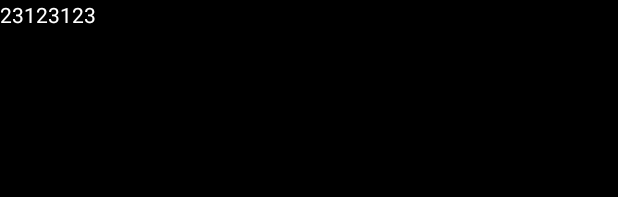
After one commit to badplayerz/MVVM_DataBind_Retrofit2_RxJava_Demo, an Android app: the layout activity_searchable.xml on its own in the app's theme, with its tools: preview values and no code run, on a phone screen of 412 x 824 dp. The commit adds this screen. Shown: the top 197 px of the screen. Run offline under Robolectric (Android 15) with nearby library versions, the phone set to English and light mode, and no system bars.

Commit message:
fix Rxbus

```diff
--- a/app/src/main/AndroidManifest.xml
+++ b/app/src/main/AndroidManifest.xml
@@ -14,7 +14,7 @@
         <activity
             android:name=".MainActivity"
             android:label="@string/app_name"
-            android:theme="@style/AppTheme.NoActionBar"></activity>
+            android:theme="@style/AppTheme.NoActionBar" />
         <activity
             android:name=".view.WechatSelectionActivity"
             android:label="@string/title_activity_station"
@@ -28,7 +28,9 @@
         <activity
             android:name=".view.WechatContentActivity"
             android:label="@string/title_activity_wechat_content"
-            android:theme="@style/AppTheme.NoActionBar"></activity>
+            android:theme="@style/AppTheme.NoActionBar">
+        </activity>
+
     </application>
 
 </manifest>
--- a/app/src/main/java/com/zlh/mvvp_databind_retrofit2_rxjava/RxBus/RxBus.java
+++ b/app/src/main/java/com/zlh/mvvp_databind_retrofit2_rxjava/RxBus/RxBus.java
@@ -17,6 +17,8 @@ public class RxBus {
     public RxBus(){
         subject = new SerializedSubject<>(PublishSubject.create());
     }
+
+    public Throwable e;
 
 
     /**
--- a/app/src/main/java/com/zlh/mvvp_databind_retrofit2_rxjava/viewmodel/WechatSelectionViewModel.java
+++ b/app/src/main/java/com/zlh/mvvp_databind_retrofit2_rxjava/viewmodel/WechatSelectionViewModel.java
@@ -8,13 +8,17 @@ import android.util.Log;
 import android.view.View;
 
 import com.google.common.eventbus.Subscribe;
+import com.zlh.mvvp_databind_retrofit2_rxjava.app.Tools;
 import com.zlh.mvvp_databind_retrofit2_rxjava.app.WechatSelectionApplication;
 import com.zlh.mvvp_databind_retrofit2_rxjava.interf.WechatSelectionInterf;
 import com.zlh.mvvp_databind_retrofit2_rxjava.model.WechatSelectionBean;
 import com.zlh.mvvp_databind_retrofit2_rxjava.network.NetWorkManager;
 
 import java.util.List;
+import java.util.concurrent.TimeUnit;
 
+import rx.Observable;
+import rx.Subscriber;
 import rx.Subscription;
 import rx.android.schedulers.AndroidSchedulers;
 import rx.functions.Action1;
@@ -113,7 +117,7 @@ public class WechatSelectionViewModel implements WechatSelectionInterf.ViewModel
      * @param view
      */
     public void onClickFabLoad(View view) {
-
+        if(Tools.checkButtonClick()) return;
         Snackbar.make(view, "It is a fab button", Snackbar.LENGTH_LONG)
                 .setAction("Action", null).show();
     }
--- /dev/null
+++ b/app/src/main/res/layout/activity_searchable.xml
@@ -0,0 +1,19 @@
+<?xml version="1.0" encoding="utf-8"?>
+<RelativeLayout xmlns:android="http://schemas.android.com/apk/res/android"
+    xmlns:tools="http://schemas.android.com/tools"
+    android:layout_width="match_parent"
+    android:layout_height="match_parent"
+    tools:context="com.zlh.mvvp_databind_retrofit2_rxjava.view.SearchableActivity">
+    <LinearLayout
+        android:layout_width="match_parent"
+        android:layout_height="match_parent"
+        android:background="@android:color/background_dark">
+        <TextView
+            android:id="@+id/search_text"
+            android:layout_width="match_parent"
+            android:layout_height="match_parent"
+            android:text="23123123"
+            android:textColor="@android:color/white"/>
+    </LinearLayout>
+
+</RelativeLayout>
--- a/app/src/main/res/layout/activity_wechat_content.xml
+++ b/app/src/main/res/layout/activity_wechat_content.xml
@@ -88,11 +88,12 @@
                 android:layout_height="150dp"
                 android:scaleType="centerCrop"/>
 
+            <!--
             <WebView
                 android:id="@+id/content_webview"
                 android:layout_width="match_parent"
                 android:layout_height="match_parent"
-                app:webLoadUrl="@{wechatContentViewModel.weburl}"/>
+                app:webLoadUrl="@{wechatContentViewModel.weburl}"/>-->
             <android.support.v4.view.ViewPager
                 android:id="@+id/content_viewpager"
                 android:layout_width="match_parent"
--- a/app/src/main/res/layout/content_main.xml
+++ b/app/src/main/res/layout/content_main.xml
@@ -16,4 +16,7 @@
         android:layout_width="wrap_content"
         android:layout_height="wrap_content"
         android:text="Hello World!" />
+    <SearchView
+        android:layout_width="match_parent"
+        android:layout_height="80dp"></SearchView>
 </RelativeLayout>
--- a/app/src/main/res/values/strings.xml
+++ b/app/src/main/res/values/strings.xml
@@ -6,4 +6,6 @@
 
     <!-- TODO: Remove or change this placeholder text -->
     <string name="hello_blank_fragment">Hello blank fragment</string>
+    <string name="search_hint">请输入搜索内容</string>
+
 </resources>
--- /dev/null
+++ b/app/src/main/res/xml/searchable.xml
@@ -0,0 +1,5 @@
+<?xml version="1.0" encoding="utf-8"?>
+<searchable xmlns:android="http://schemas.android.com/apk/res/android"
+    android:label="@string/app_name"
+    android:hint="@string/search_hint" >
+</searchable>
```
Also changed, not shown: app/src/main/java/com/zlh/mvvp_databind_retrofit2_rxjava/app/Tools.java (added, +22 -0 lines), app/src/main/java/com/zlh/mvvp_databind_retrofit2_rxjava/view/ContentFragment.java (+12 -8 lines), app/src/main/java/com/zlh/mvvp_databind_retrofit2_rxjava/view/WechatContentActivity.java (+16 -3 lines), app/src/main/java/com/zlh/mvvp_databind_retrofit2_rxjava/viewmodel/ContentFragmentViewModel.java (+22 -4 lines), app/src/main/java/com/zlh/mvvp_databind_retrofit2_rxjava/viewmodel/WechatContentViewModel.java (+10 -0 lines), app/src/main/res/layout/fragment_content.xml (+11 -3 lines).
